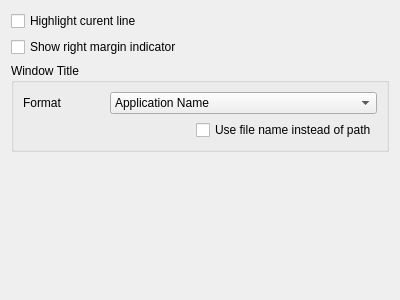
Before: the Qt Designer form src/prymatex/gui/config/ui_files/general.ui in prymatex/prymatex, drawn with Qt 5.
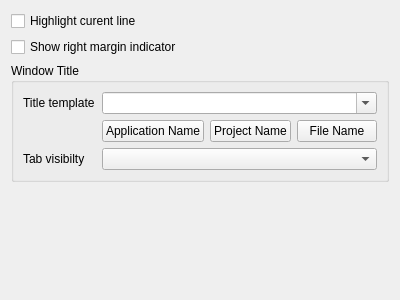
After: the same form once the commit is applied. Icons and pictures are not drawn.

Commit message: Config for tabs and window tiel

Diff of the .ui file:
```diff
--- a/src/prymatex/gui/config/ui_files/general.ui
+++ b/src/prymatex/gui/config/ui_files/general.ui
@@ -38,39 +38,51 @@
       <string>Window Title</string>
      </property>
      <layout class="QGridLayout" name="gridLayout">
-      <item row="0" column="1" colspan="2">
-       <widget class="QComboBox" name="comboBox">
-        <item>
+      <item row="1" column="0">
+       <widget class="QLabel" name="label">
+        <property name="text">
+         <string>Title template</string>
+        </property>
+       </widget>
+      </item>
+      <item row="3" column="1" colspan="3">
+       <widget class="QComboBox" name="comboTabVisibility"/>
+      </item>
+      <item row="3" column="0">
+       <widget class="QLabel" name="labelTabVisibility">
+        <property name="text">
+         <string>Tab visibilty</string>
+        </property>
+       </widget>
+      </item>
+      <item row="2" column="1">
+       <widget class="QPushButton" name="pushInsertAppName">
          <property name="text">
           <string>Application Name</string>
          </property>
-        </item>
-        <item>
-         <property name="text">
-          <string>Current File - Application Name</string>
-         </property>
-        </item>
-        <item>
-         <property name="text">
-          <string>Current Project - Current File</string>
-         </property>
-        </item>
        </widget>
       </item>
       <item row="2" column="2">
-       <widget class="QCheckBox" name="checkBox_3">
+       <widget class="QPushButton" name="pushInsertProject">
         <property name="text">
-         <string>Use file name instead of path</string>
+         <string>Project Name</string>
         </property>
         <property name="setting" stdset="0">
          <string>editor.pepe</string>
         </property>
        </widget>
       </item>
-      <item row="0" column="0">
-       <widget class="QLabel" name="label">
+      <item row="2" column="3">
+       <widget class="QPushButton" name="pushInsertFile">
         <property name="text">
-         <string>Format</string>
+         <string>File Name</string>
+        </property>
+       </widget>
+      </item>
+      <item row="1" column="1" colspan="3">
+       <widget class="QComboBox" name="comboApplicationTitle">
+        <property name="editable">
+         <bool>true</bool>
         </property>
        </widget>
       </item>
```
Left out of the diff: 3 changed lines with no effect on the pictures. Lines whose indentation alone changed are shown as unchanged. The commit also changes 2 other files.
